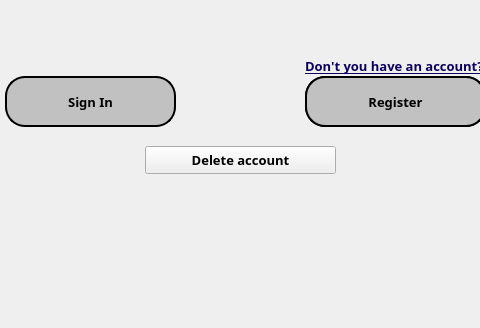
Before: the Qt Designer form Interface/Interface/Interface.ui in mariiastefan/OneDrive, drawn with Qt 5; both pictures show x 115 to 595 and y 244 to 572 of the 742 by 572 pixel window.
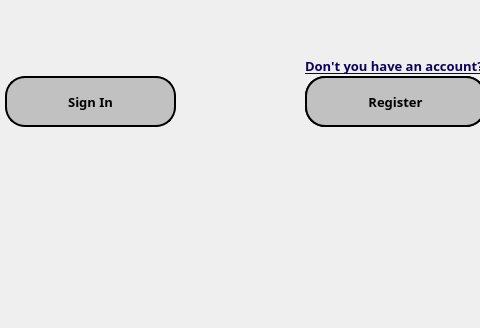
After: the same form once the commit is applied.

Commit message: delete account in app

Diff of the .ui file:
```diff
--- a/Interface/Interface/Interface.ui
+++ b/Interface/Interface/Interface.ui
@@ -147,19 +147,6 @@
      <string/>
     </property>
    </widget>
-   <widget class="QPushButton" name="delete_account">
-    <property name="geometry">
-     <rect>
-      <x>260</x>
-      <y>390</y>
-      <width>191</width>
-      <height>28</height>
-     </rect>
-    </property>
-    <property name="text">
-     <string>Delete account</string>
-    </property>
-   </widget>
   </widget>
  </widget>
  <layoutdefault spacing="6" margin="11"/>
```
The commit also changes 5 other files.
